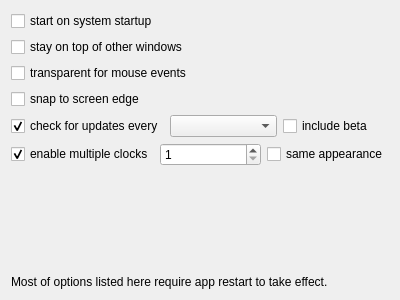
Qt form src/app/settings/app_globalsettings.ui (Kolcha/DigitalClockNext) before a commit.
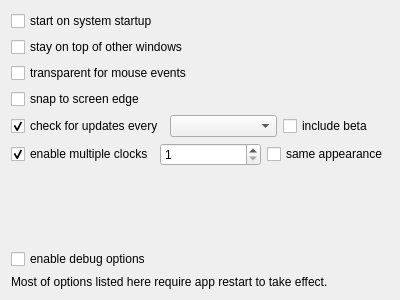
The same form after that commit.

Commit message: added layout debug options

Patch:
```diff
--- a/src/app/settings/app_globalsettings.ui
+++ b/src/app/settings/app_globalsettings.ui
@@ -107,6 +107,13 @@
      </property>
     </spacer>
    </item>
+   <item>
+    <widget class="QCheckBox" name="enable_debug_options">
+     <property name="text">
+      <string>enable debug options</string>
+     </property>
+    </widget>
+   </item>
    <item>
     <widget class="QLabel" name="warning_label">
      <property name="text">
```
The commit also changes 19 other files.
